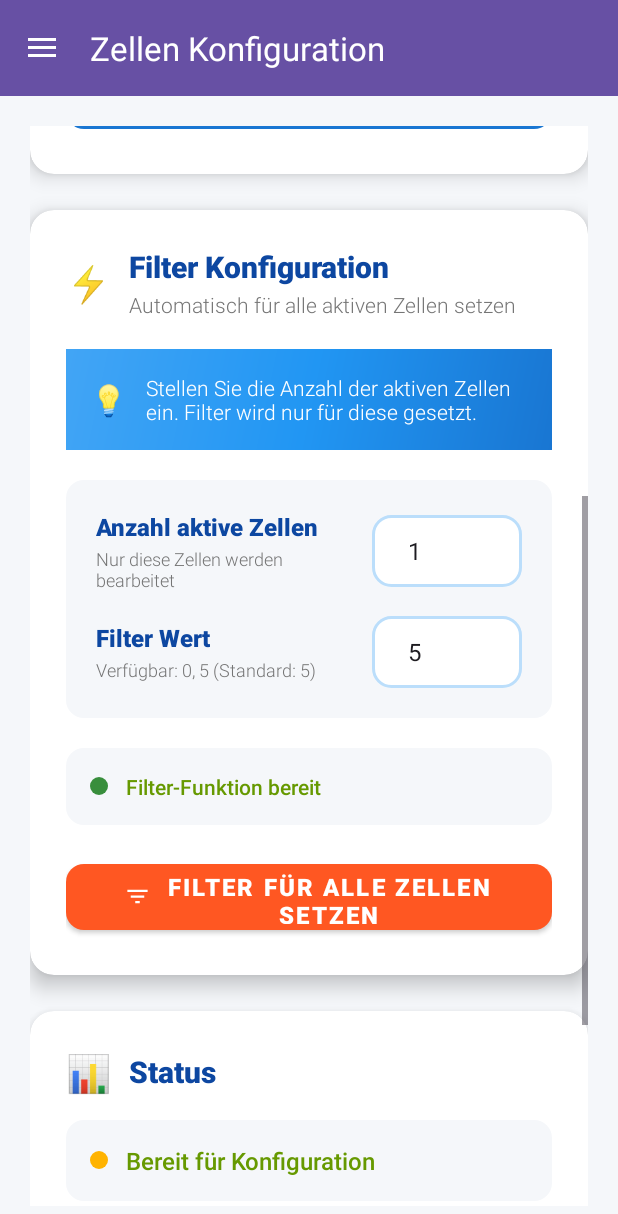
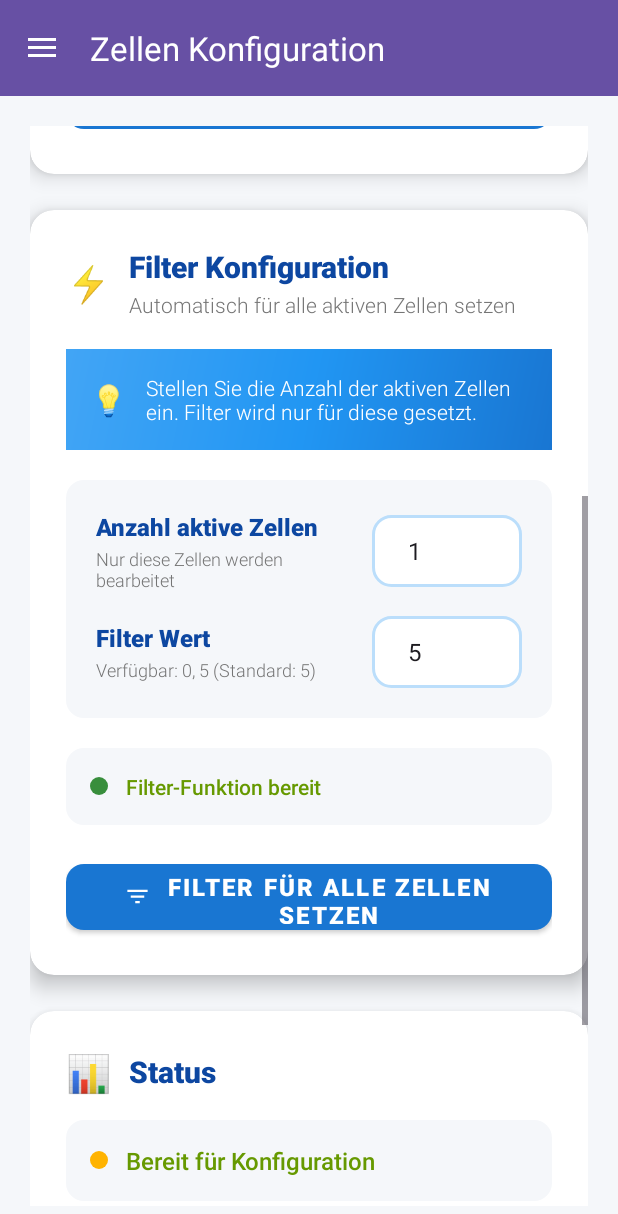
Before and after one commit to stnde91/ServiceTool_V1, an Android app: the CellConfigurationFragment screen opened through its navigation route, scrolled down 532 dp, on a phone screen of 412 x 824 dp. Shown: the top 1214 px of the screen. Run offline under Robolectric (Android 15) with nearby library versions, the light colour scheme and no system bars; our stand-ins replace navigation-ui.

Commit message:
Oberfläche komplett geändert

```diff
--- a/app/src/main/res/layout/fragment_cell_configuration.xml
+++ b/app/src/main/res/layout/fragment_cell_configuration.xml
@@ -431,7 +431,7 @@
                         android:text="Filter für alle Zellen setzen"
                         android:textSize="16sp"
                         android:textStyle="bold"
-                        app:backgroundTint="@color/accent"
+                        app:backgroundTint="@color/primary"
                         app:cornerRadius="12dp"
                         app:icon="@drawable/ic_filter_24"
                         app:iconGravity="textStart"
@@ -444,7 +444,7 @@
                         android:layout_height="32dp"
                         android:layout_marginStart="16dp"
                         android:visibility="gone"
-                        android:indeterminateTint="@color/accent" />
+                        android:indeterminateTint="@color/primary" />
 
                 </LinearLayout>
 
```
